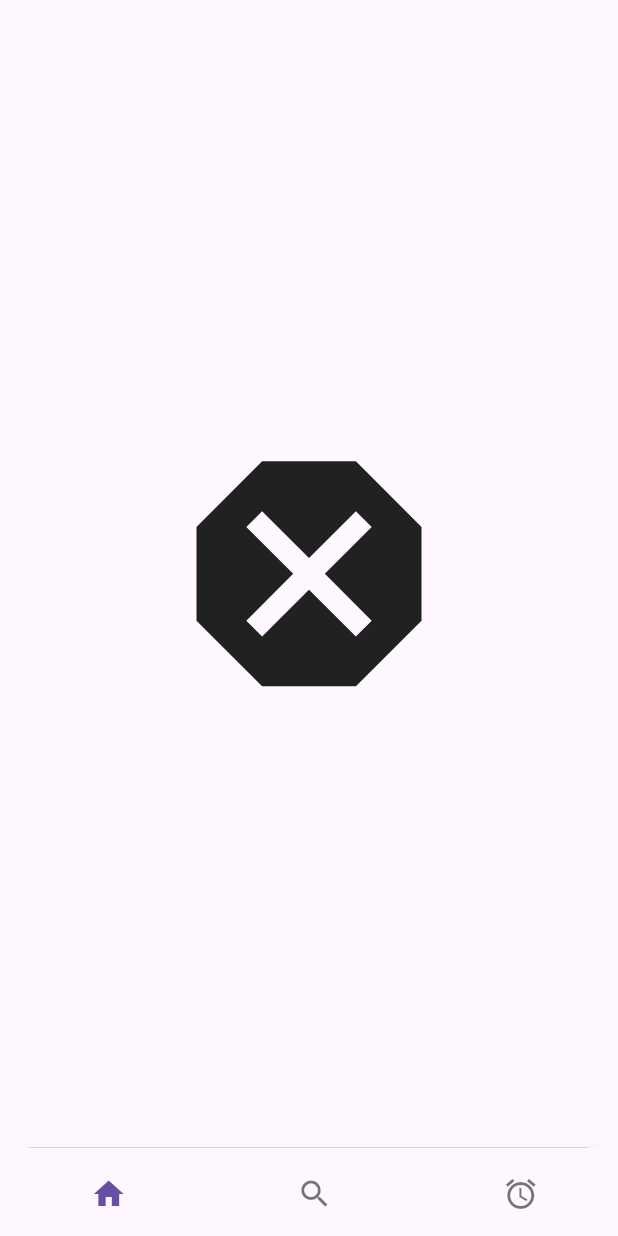
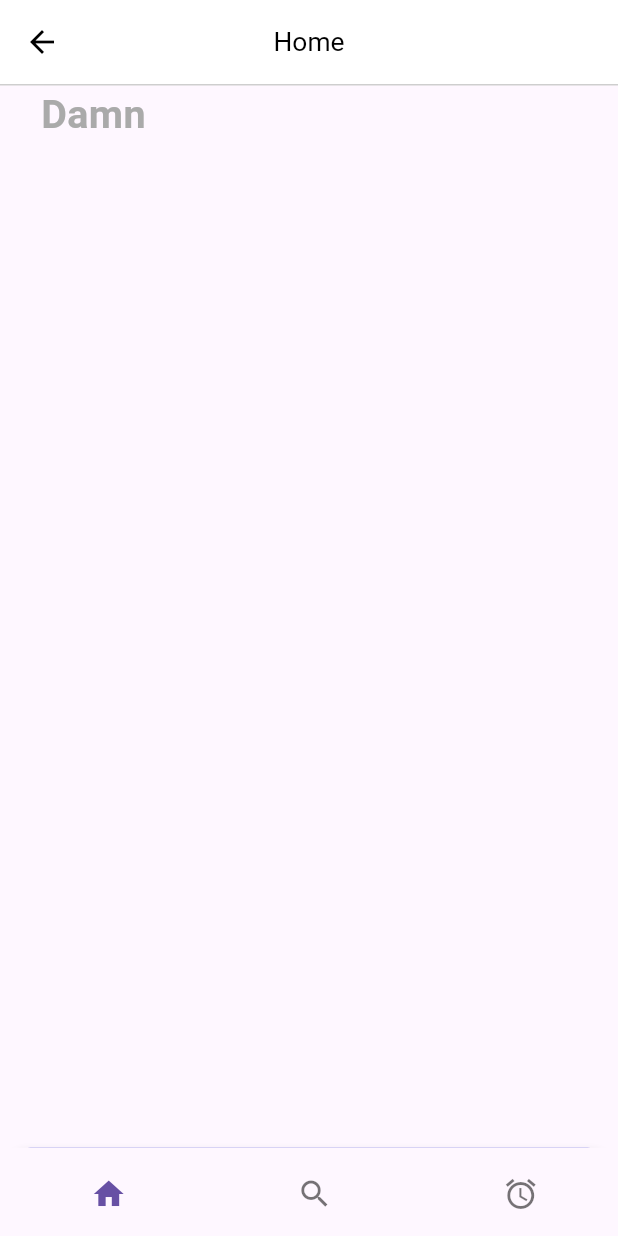
Before and after one commit to fragilebanana16/flutter_course, a Flutter app: the Application screen opened by its route, on a phone screen of 412 x 824 dp. Run offline on Flutter 3.47's test engine with Material 3 defaults, Android fonts, the phone set to English and light mode, and no system bars; our stand-ins replace dots_indicator, flutter_riverpod, flutter_screenutil, fluttertoast, riverpod_annotation, shared_preferences; accounts and stored records are empty; generated files the repository leaves out were written again.

Commit message:
主页基本

```diff
--- a/lib/common/routes/app_routes_names.dart
+++ b/lib/common/routes/app_routes_names.dart
@@ -3,4 +3,5 @@ class AppRoutesNames {
   static const String SIGN_IN = "/signIn";
   static const String REGISTER = "/register";
   static const String APPLICATION = "/application";
+  static const String Home = "/home";
 }
--- a/lib/common/routes/routes.dart
+++ b/lib/common/routes/routes.dart
@@ -3,6 +3,7 @@ import 'package:flutter/material.dart';
 import 'package:flutter_course/common/routes/app_routes_names.dart';
 import 'package:flutter_course/global.dart';
 import 'package:flutter_course/pages/application/application.dart';
+import 'package:flutter_course/pages/home/view/home.dart';
 import 'package:flutter_course/pages/signin/sign_in.dart';
 import 'package:flutter_course/pages/register/register.dart';
 import 'package:flutter_course/pages/welcome/welcome.dart';
@@ -14,6 +15,7 @@ class AppPages {
       RouteEntity(path: AppRoutesNames.SIGN_IN, page: const SignIn()),
       RouteEntity(path: AppRoutesNames.REGISTER, page: const Register()),
       RouteEntity(path: AppRoutesNames.APPLICATION, page: const Application()),
+      RouteEntity(path: AppRoutesNames.Home, page: const Home()),
     ];
   }
 
--- a/lib/common/widgets/text_widgets.dart
+++ b/lib/common/widgets/text_widgets.dart
@@ -2,11 +2,13 @@ import 'package:flutter/material.dart';
 import 'package:flutter_course/common/utils/app_colors.dart';
 import 'package:flutter_screenutil/flutter_screenutil.dart';
 
-Widget text24Normal({String text = "", Color color = AppColors.primaryText}) {
+Widget text24Normal(
+    {String text = "",
+    Color color = AppColors.primaryText,
+    FontWeight fontWeight = FontWeight.normal}) {
   return Text(text,
       textAlign: TextAlign.center,
-      style: TextStyle(
-          color: color, fontSize: 24.sp, fontWeight: FontWeight.normal));
+      style: TextStyle(color: color, fontSize: 24.sp, fontWeight: fontWeight));
 }
 
 Widget text16Normal(
--- a/lib/pages/application/application.dart
+++ b/lib/pages/application/application.dart
@@ -2,7 +2,7 @@ import 'package:flutter/material.dart';
 import 'package:flutter_course/common/widgets/app_bar.dart';
 import 'package:flutter_course/common/widgets/app_shadow.dart';
 import 'package:flutter_course/pages/application/notifier/application_nav_notifier.dart';
-import 'package:flutter_course/pages/application/widgets/widgets.dart';
+import 'package:flutter_course/pages/application/widgets/app_widgets.dart';
 import 'package:flutter_riverpod/flutter_riverpod.dart';
 import 'package:flutter_screenutil/flutter_screenutil.dart';
 
--- a/lib/pages/application/widgets/widgets.dart
+++ b/lib/pages/application/widgets/app_widgets.dart
@@ -1,6 +1,7 @@
 import 'package:flutter/material.dart';
 import 'package:flutter_course/common/utils/app_colors.dart';
 import 'package:flutter_course/common/widgets/image_widget.dart';
+import 'package:flutter_course/pages/home/view/home.dart';
 import 'package:flutter_screenutil/flutter_screenutil.dart';
 
 var bottomTabs = <BottomNavigationBarItem>[
@@ -38,6 +39,7 @@ Widget _bottomContainer(
 
 Widget appScreens({int index = 0}) {
   List<Widget> screens = [
+    const Home(),
     Center(
       child: appImage(icon: Icons.dangerous, width: 200, height: 200),
     ),
--- /dev/null
+++ b/lib/pages/home/view/home.dart
@@ -0,0 +1,31 @@
+import 'package:flutter/cupertino.dart';
+import 'package:flutter/material.dart';
+import 'package:flutter_course/common/utils/app_colors.dart';
+import 'package:flutter_course/common/widgets/app_bar.dart';
+import 'package:flutter_course/common/widgets/text_widgets.dart';
+import 'package:flutter_screenutil/flutter_screenutil.dart';
+
+class Home extends StatelessWidget {
+  const Home({super.key});
+
+  @override
+  Widget build(BuildContext context) {
+    return Scaffold(
+      appBar: buildAppBar(title: "Home"),
+      body: Padding(
+          padding: EdgeInsets.symmetric(horizontal: 25.w),
+          child: SingleChildScrollView(
+            child: Column(
+              children: [
+                Container(
+                  child: text24Normal(
+                      text: "Damn",
+                      color: AppColors.primaryThreeElementText,
+                      fontWeight: FontWeight.bold),
+                )
+              ],
+            ),
+          )),
+    );
+  }
+}
```
